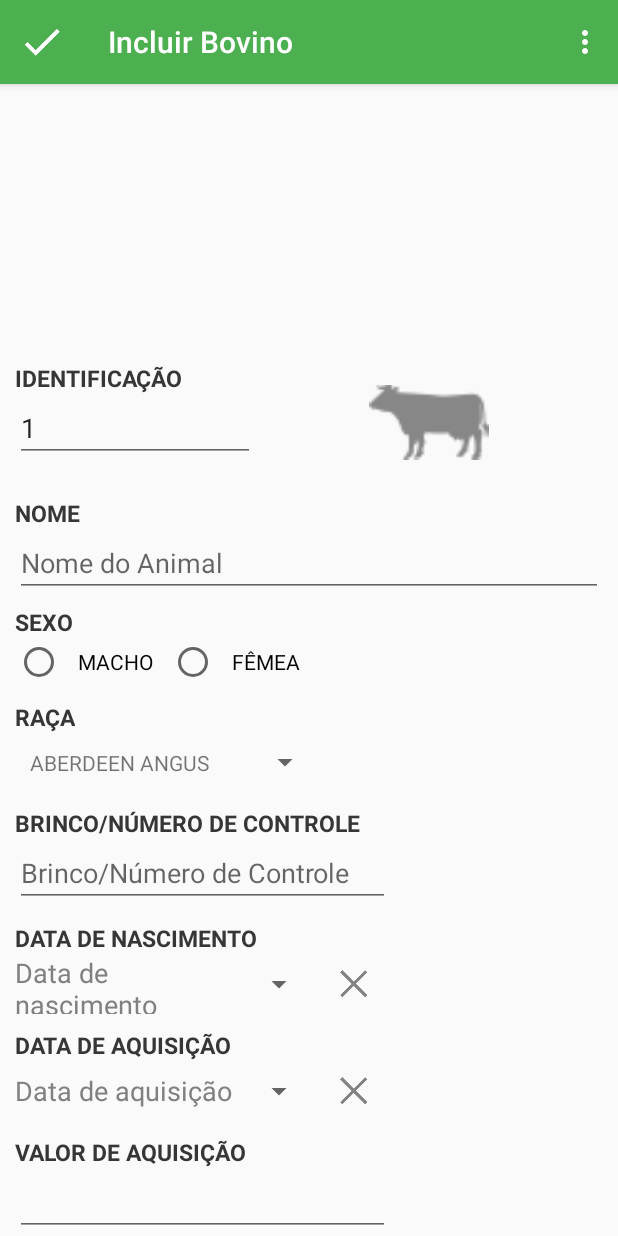
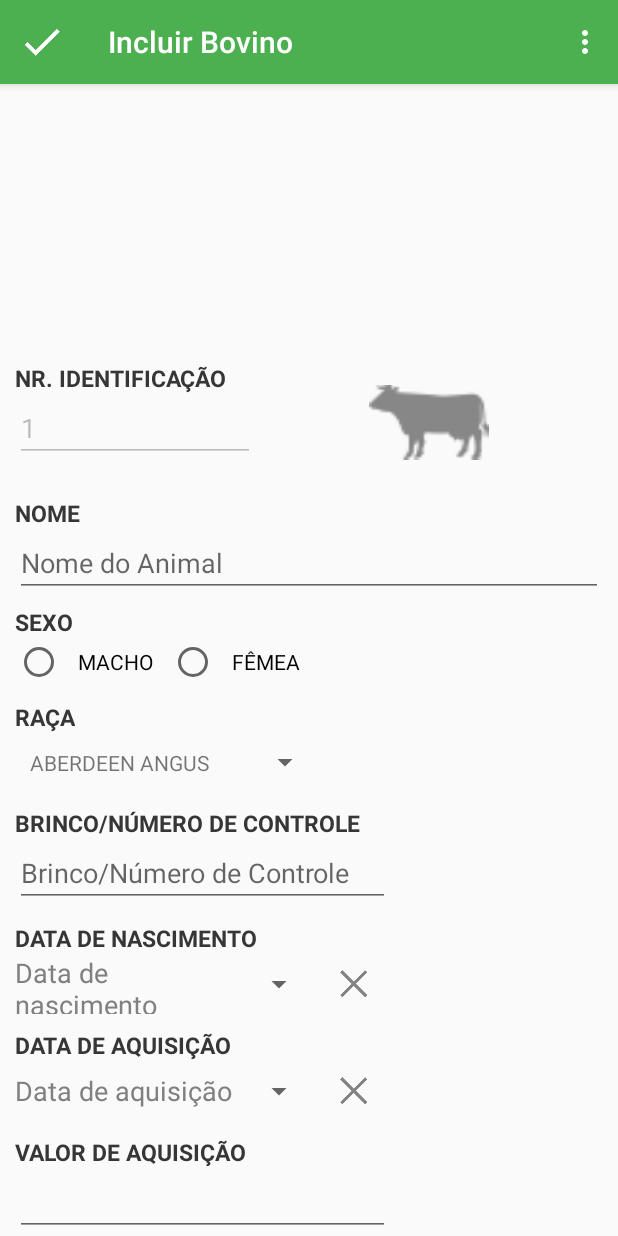
Before and after one commit to gugs/extensao_app, an Android app: the screen it shows after launch (AnimalAddActivity), after a tap on an icon or button, on a phone screen of 412 x 824 dp. Run offline under Robolectric (Android 15) with nearby library versions, the phone set to English and light mode, and no system bars.

Commit message:
Resolve #41

```diff
--- a/app/src/main/res/layout/animal_add_activity.xml
+++ b/app/src/main/res/layout/animal_add_activity.xml
@@ -44,6 +44,7 @@
                     <EditText
                         android:id="@+id/input_add_animal_id"
                         android:layout_width="160dp"
+                        android:enabled="false"
                         android:layout_height="wrap_content"
                         android:inputType="number"
                         android:hint="@string/animal_id_hint"/>
--- a/app/src/main/res/values/strings.xml
+++ b/app/src/main/res/values/strings.xml
@@ -27,10 +27,10 @@
     <!-- Animal related messages -->
     <string name="animals">Animais</string>
 
-    <string name="animal_id_label">IDENTIFICAÇÃO</string>
-    <string name="animal_id_hint">Identificação</string>
-    <string name="alert_invalid_id">Identificação inválida</string>
-    <string name="alert_id_already_used">Identificação já utilizada</string>
+    <string name="animal_id_label">NR. IDENTIFICAÇÃO</string>
+    <string name="animal_id_hint">Nr. Identificação</string>
+    <string name="alert_invalid_id">Nr. Identificação inválida</string>
+    <string name="alert_id_already_used">Nr. de Identificação já utilizada</string>
 
     <string name="animal_specie_label">ESPÉCIE</string>
     <string name="animal_race_label">RAÇA</string>
```
